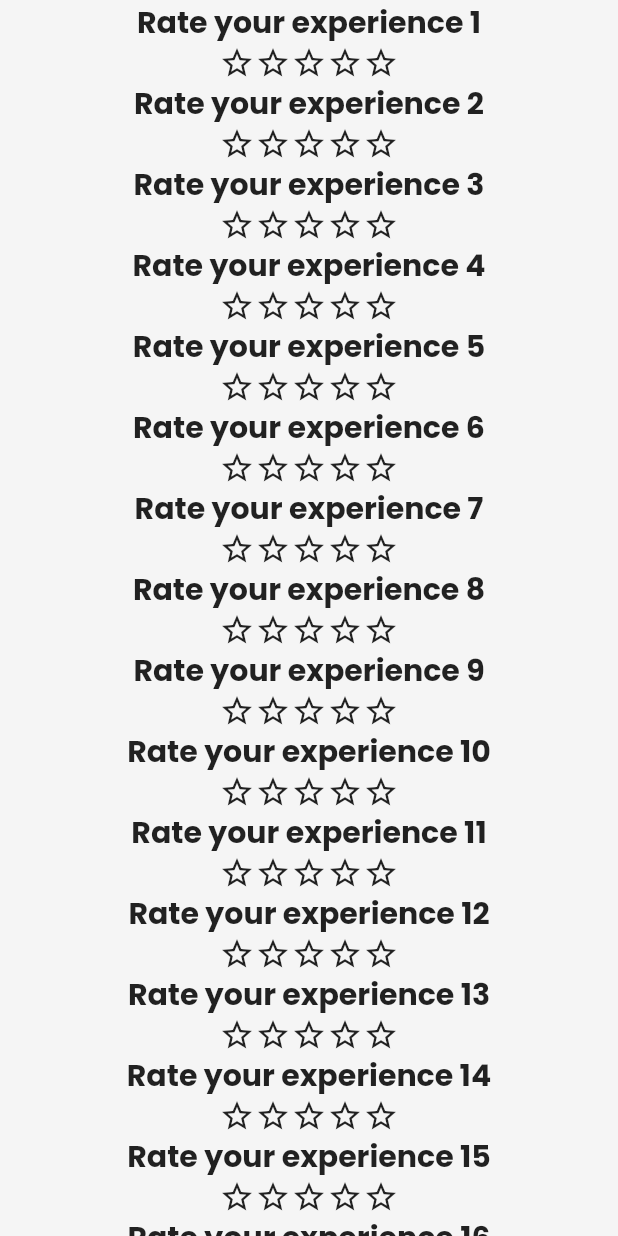
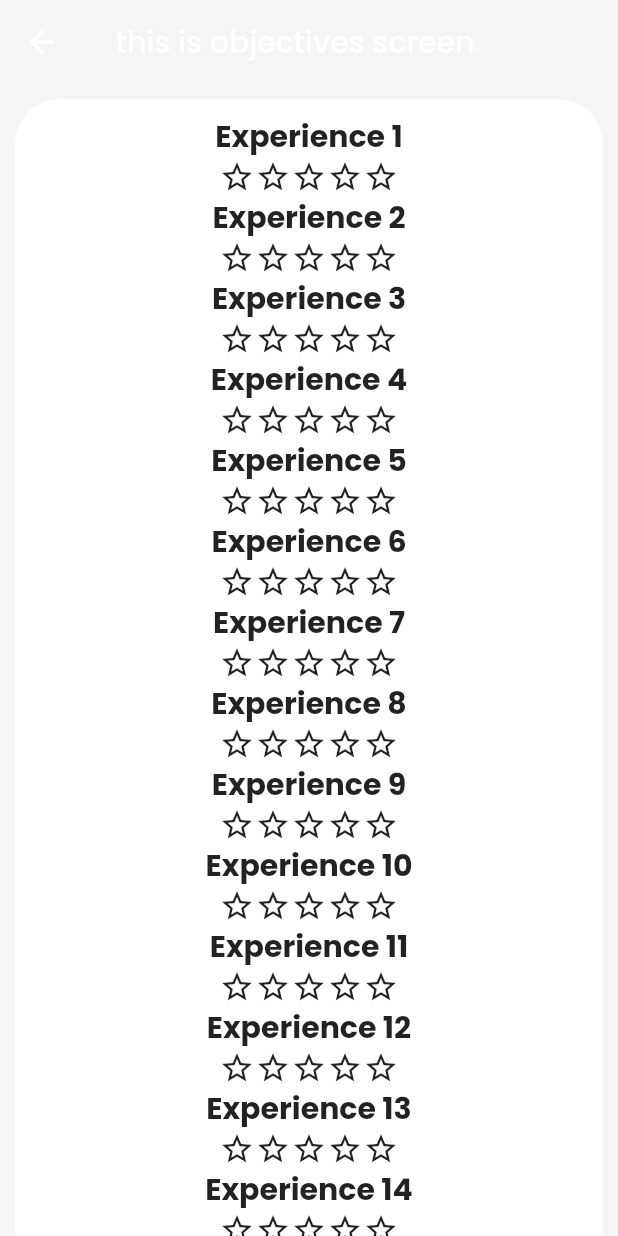
Before and after one commit to aleksandreM/NLP-coaching-app, a Flutter app: the ObjectivesScreen screen opened by its route, on a phone screen of 412 x 824 dp. Run offline on Flutter 3.47's test engine with Material 2 defaults, Android fonts, the phone set to English and light mode, and no system bars; our stand-ins replace google_fonts.

Commit message:
add background color and container to objectives screen

```diff
--- a/lib/screens/objectives.dart
+++ b/lib/screens/objectives.dart
@@ -5,11 +5,21 @@ import '../providers/star_rating_provider.dart';
 class ObjectivesScreen extends StatelessWidget {
   static const routeName = '/objectives-screen';
 
+  final List<String> experienceTexts = [    'Experience 1',    'Experience 2',    'Experience 3',    'Experience 4',    'Experience 5',    'Experience 6',    'Experience 7',    'Experience 8',    'Experience 9',    'Experience 10',    'Experience 11',    'Experience 12',    'Experience 13',    'Experience 14',    'Experience 15',    'Experience 16',    'Experience 17',    'Experience 18',  ];
+
   @override
   Widget build(BuildContext context) {
     return Scaffold(
-      body: SafeArea(
-        child: SingleChildScrollView(
+      appBar: AppBar(
+        title: Text(' this is objectives screen',),
+        elevation: 0,
+
+      ),
+      body: SingleChildScrollView(
+        child: Container(
+          decoration: BoxDecoration(color: Colors.white, borderRadius: BorderRadius.circular(30), ),
+          padding: EdgeInsets.all(10),
+          margin: EdgeInsets.all(10),
           child: Column(
             children: List.generate(
               18,
@@ -18,8 +28,8 @@ class ObjectivesScreen extends StatelessWidget {
                 child: Column(
                   children: [
                     Text(
-                      'Rate your experience ${index + 1}',
-                      style: TextStyle(
+                      experienceTexts[index],
+                      style: const TextStyle(
                         fontSize: 20,
                         fontWeight: FontWeight.bold,
                       ),
@@ -29,8 +39,7 @@ class ObjectivesScreen extends StatelessWidget {
                         mainAxisAlignment: MainAxisAlignment.center,
                         children: [
                           GestureDetector(
-                            onTap: () =>
-                                starCurrentCollor.setRating(1),
+                            onTap: () => starCurrentCollor.setRating(1),
                             child: Icon(
                               starCurrentCollor.rating >= 1
                                   ? Icons.star
@@ -41,8 +50,7 @@ class ObjectivesScreen extends StatelessWidget {
                             ),
                           ),
                           GestureDetector(
-                            onTap: () =>
-                                starCurrentCollor.setRating(2),
+                            onTap: () => starCurrentCollor.setRating(2),
                             child: Icon(
                               starCurrentCollor.rating >= 2
                                   ? Icons.star
@@ -53,8 +61,7 @@ class ObjectivesScreen extends StatelessWidget {
                             ),
                           ),
                           GestureDetector(
-                            onTap: () =>
-                                starCurrentCollor.setRating(3),
+                            onTap: () => starCurrentCollor.setRating(3),
                             child: Icon(
                               starCurrentCollor.rating >= 3
                                   ? Icons.star
@@ -65,8 +72,7 @@ class ObjectivesScreen extends StatelessWidget {
                             ),
                           ),
                           GestureDetector(
-                            onTap: () =>
-                                starCurrentCollor.setRating(4),
+                            onTap: () => starCurrentCollor.setRating(4),
                             child: Icon(
                               starCurrentCollor.rating >= 4
                                   ? Icons.star
@@ -77,8 +83,7 @@ class ObjectivesScreen extends StatelessWidget {
                             ),
                           ),
                           GestureDetector(
-                            onTap: () =>
-                                starCurrentCollor.setRating(5),
+                            onTap: () => starCurrentCollor.setRating(5),
                             child: Icon(
                               starCurrentCollor.rating >= 5
                                   ? Icons.star
--- a/pubspec.yaml
+++ b/pubspec.yaml
@@ -74,6 +74,7 @@ flutter:
     - assets/images/Home.jpg
     - assets/images/Balance.jpg
     - assets/images/Companies.jpg
+    - assets/images/3dots.jpg
 
 
   # An image asset can refer to one or more resolution-specific "variants", see
```
Also changed, not shown: lib/screens/sign_in_screen.dart (+8 -1 lines), assets/images/3dots.jpg (added).
